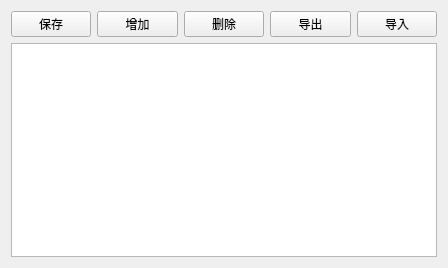
Above: step5_1.ui from albert2lyu/QualityFunctionDeployment before the change. Below: the same form after it.
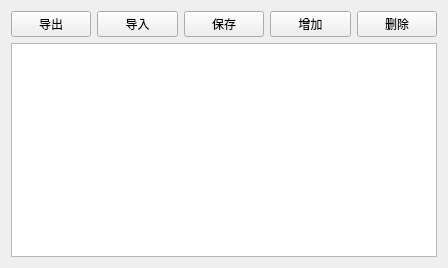
That is the form after the change.

What changed in the file:
```diff
--- a/step5_1.ui
+++ b/step5_1.ui
@@ -16,6 +16,20 @@
   <layout class="QVBoxLayout" name="verticalLayout">
    <item>
     <layout class="QHBoxLayout" name="horizontalLayout">
+     <item>
+      <widget class="QPushButton" name="pushButton_3">
+       <property name="text">
+        <string>导出</string>
+       </property>
+      </widget>
+     </item>
+     <item>
+      <widget class="QPushButton" name="pushButton_4">
+       <property name="text">
+        <string>导入</string>
+       </property>
+      </widget>
+     </item>
      <item>
       <widget class="QPushButton" name="pushButton_5">
        <property name="text">
@@ -37,20 +51,6 @@
        </property>
       </widget>
      </item>
-     <item>
-      <widget class="QPushButton" name="pushButton_3">
-       <property name="text">
-        <string>导出</string>
-       </property>
-      </widget>
-     </item>
-     <item>
-      <widget class="QPushButton" name="pushButton_4">
-       <property name="text">
-        <string>导入</string>
-       </property>
-      </widget>
-     </item>
     </layout>
    </item>
    <item>
```
